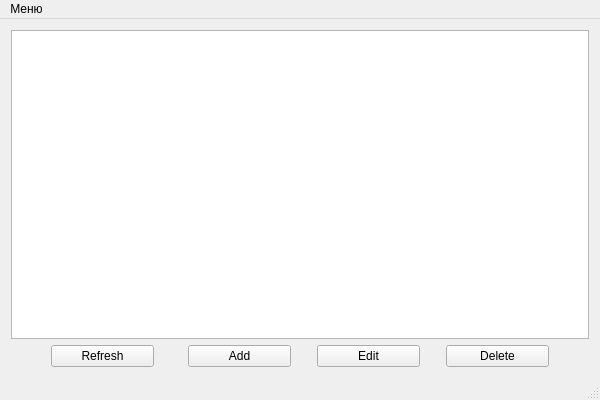
First picture: the form in mainwindow.ui, repository dshmelev/dbsan, before the edit.
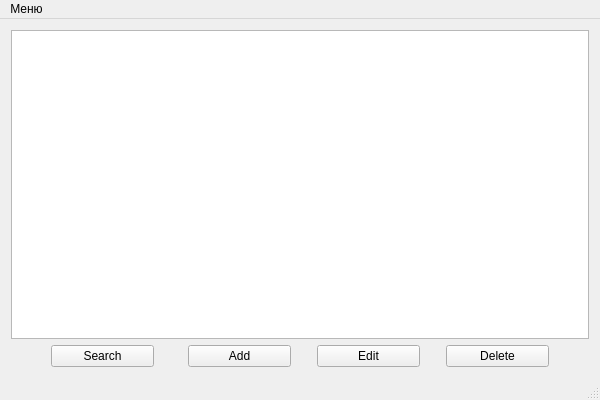
Second picture: the form after the edit. Icons and pictures are not drawn.

Commit message: Add Search. Delete is fixed

The edit to the form file:
```diff
--- a/mainwindow.ui
+++ b/mainwindow.ui
@@ -97,7 +97,7 @@
       <item>
        <widget class="QPushButton" name="pushButton">
         <property name="text">
-         <string>Refresh</string>
+         <string>Search</string>
         </property>
        </widget>
       </item>
```
Left out of the diff: 13 changed lines with no effect on the pictures. The commit also changes 37 other files.
